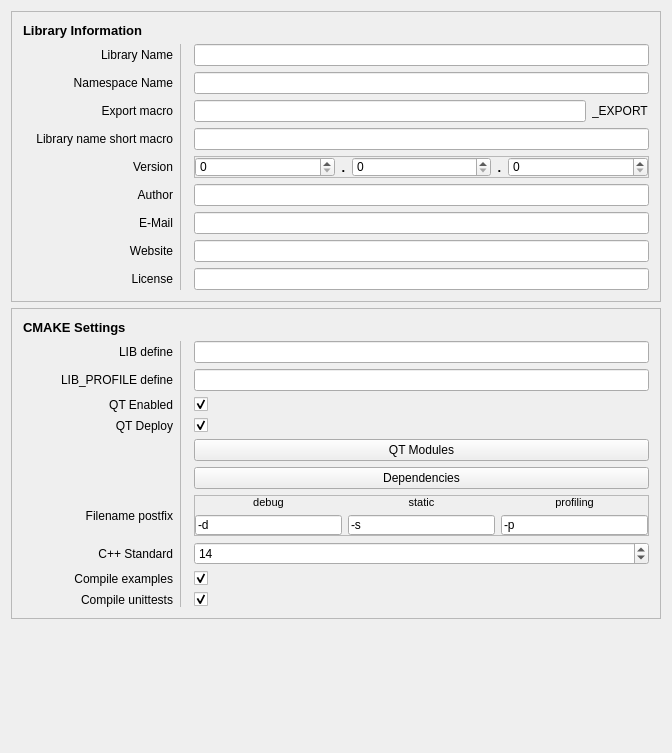
KROIA/CmakeLibCreator, file core/ui/ProjectSettingsDialog.ui: the form before one commit.
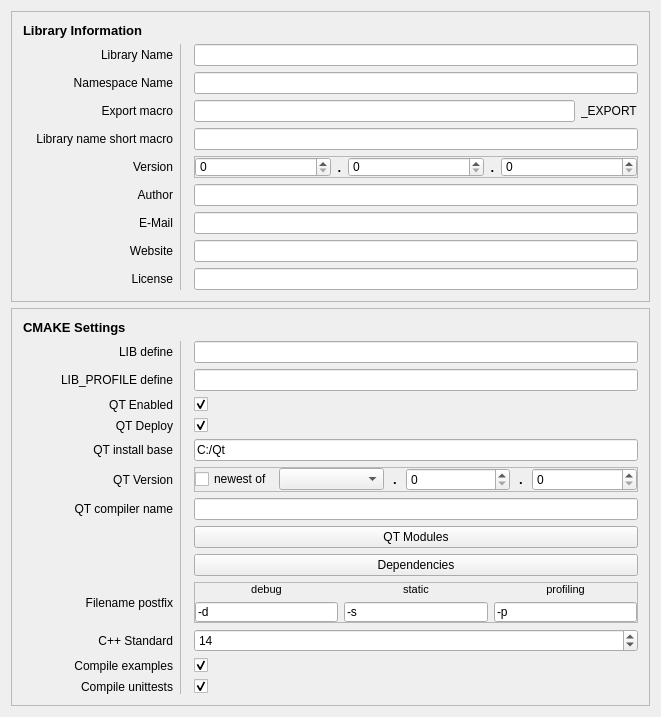
The form after the commit.

Commit message: + QT Version selection

Patch:
```diff
--- a/core/ui/ProjectSettingsDialog.ui
+++ b/core/ui/ProjectSettingsDialog.ui
@@ -6,8 +6,8 @@
    <rect>
     <x>0</x>
     <y>0</y>
-    <width>672</width>
-    <height>753</height>
+    <width>661</width>
+    <height>659</height>
    </rect>
   </property>
   <property name="windowTitle">
@@ -338,91 +338,103 @@
       <number>1</number>
      </property>
      <layout class="QGridLayout" name="gridLayout_2" columnminimumwidth="150,0,0,0">
-      <item row="4" column="0">
-       <widget class="QLabel" name="label_14">
-        <property name="text">
-         <string>QT Deploy</string>
-        </property>
-        <property name="alignment">
-         <set>Qt::AlignRight|Qt::AlignTrailing|Qt::AlignVCenter</set>
-        </property>
-       </widget>
-      </item>
-      <item row="1" column="0">
-       <widget class="QLabel" name="label_11">
-        <property name="text">
-         <string>LIB define</string>
-        </property>
-        <property name="alignment">
-         <set>Qt::AlignRight|Qt::AlignTrailing|Qt::AlignVCenter</set>
-        </property>
-       </widget>
-      </item>
-      <item row="1" column="1" rowspan="10">
-       <widget class="Line" name="line_2">
-        <property name="frameShadow">
-         <enum>QFrame::Raised</enum>
-        </property>
-        <property name="lineWidth">
-         <number>0</number>
-        </property>
-        <property name="midLineWidth">
-         <number>1</number>
-        </property>
-        <property name="orientation">
-         <enum>Qt::Vertical</enum>
-        </property>
-       </widget>
-      </item>
-      <item row="10" column="0">
-       <widget class="QLabel" name="label_21">
-        <property name="text">
-         <string>Compile unittests</string>
-        </property>
-        <property name="alignment">
-         <set>Qt::AlignRight|Qt::AlignTrailing|Qt::AlignVCenter</set>
-        </property>
-       </widget>
-      </item>
-      <item row="1" column="3">
-       <widget class="QLineEdit" name="libDefine_lineEdit">
-        <property name="text">
-         <string/>
-        </property>
-       </widget>
-      </item>
-      <item row="5" column="3">
+      <item row="8" column="3">
        <widget class="QPushButton" name="qtModules_pushButton">
         <property name="text">
          <string>QT Modules</string>
         </property>
        </widget>
       </item>
-      <item row="8" column="0">
-       <widget class="QLabel" name="label_19">
-        <property name="text">
-         <string>C++ Standard</string>
+      <item row="6" column="3">
+       <widget class="QFrame" name="frame">
+        <property name="frameShape">
+         <enum>QFrame::StyledPanel</enum>
         </property>
-        <property name="alignment">
-         <set>Qt::AlignRight|Qt::AlignTrailing|Qt::AlignVCenter</set>
+        <property name="frameShadow">
+         <enum>QFrame::Raised</enum>
         </property>
-       </widget>
-      </item>
-      <item row="8" column="3">
-       <widget class="QSpinBox" name="cxxStandard_spinBox">
-        <property name="value">
-         <number>14</number>
-        </property>
-       </widget>
-      </item>
-      <item row="3" column="3">
-       <widget class="QCheckBox" name="qtEnable_checkBox">
-        <property name="text">
-         <string/>
-        </property>
-        <property name="checked">
-         <bool>true</bool>
-        </property>
+        <layout class="QHBoxLayout" name="horizontalLayout_2" stretch="0,3,3,3,3,3">
+         <property name="leftMargin">
+          <number>0</number>
+         </property>
+         <property name="topMargin">
+          <number>0</number>
+         </property>
+         <property name="rightMargin">
+          <number>0</number>
+         </property>
+         <property name="bottomMargin">
+          <number>0</number>
+         </property>
+         <item>
+          <widget class="QCheckBox" name="qt_useNewestVersion_checkBox">
+           <property name="maximumSize">
+            <size>
+             <width>16777215</width>
+             <height>16777215</height>
+            </size>
+           </property>
+           <property name="text">
+            <string>newest of</string>
+           </property>
+          </widget>
+         </item>
+         <item>
+          <widget class="QComboBox" name="qt_majorVersion_comboBox"/>
+         </item>
+         <item>
+          <widget class="QLabel" name="label_27">
+           <property name="maximumSize">
+            <size>
+             <width>10</width>
+             <height>16777215</height>
+            </size>
+           </property>
+           <property name="font">
+            <font>
+             <pointsize>10</pointsize>
+             <weight>75</weight>
+             <bold>true</bold>
+            </font>
+           </property>
+           <property name="text">
+            <string>.</string>
+           </property>
+           <property name="alignment">
+            <set>Qt::AlignCenter</set>
+           </property>
+          </widget>
+         </item>
+         <item>
+          <widget class="QSpinBox" name="qt_minorVersion_spinBox"/>
+         </item>
+         <item>
+          <widget class="QLabel" name="label_28">
+           <property name="maximumSize">
+            <size>
+             <width>10</width>
+             <height>16777215</height>
+            </size>
+           </property>
+           <property name="font">
+            <font>
+             <pointsize>10</pointsize>
+             <weight>75</weight>
+             <bold>true</bold>
+            </font>
+           </property>
+           <property name="text">
+            <string>.</string>
+           </property>
+           <property name="alignment">
+            <set>Qt::AlignCenter</set>
+           </property>
+          </widget>
+         </item>
+         <item>
+          <widget class="QSpinBox" name="qt_patchVersion_spinBox"/>
+         </item>
+        </layout>
        </widget>
       </item>
       <item row="3" column="0">
@@ -435,7 +447,17 @@
         </property>
        </widget>
       </item>
-      <item row="7" column="3">
+      <item row="4" column="0">
+       <widget class="QLabel" name="label_14">
+        <property name="text">
+         <string>QT Deploy</string>
+        </property>
+        <property name="alignment">
+         <set>Qt::AlignRight|Qt::AlignTrailing|Qt::AlignVCenter</set>
+        </property>
+       </widget>
+      </item>
+      <item row="10" column="3">
        <widget class="QFrame" name="version_frame_2">
         <property name="sizePolicy">
          <sizepolicy hsizetype="Minimum" vsizetype="Minimum">
@@ -561,7 +583,111 @@
         </layout>
        </widget>
       </item>
-      <item row="7" column="0">
+      <item row="13" column="0">
+       <widget class="QLabel" name="label_21">
+        <property name="text">
+         <string>Compile unittests</string>
+        </property>
+        <property name="alignment">
+         <set>Qt::AlignRight|Qt::AlignTrailing|Qt::AlignVCenter</set>
+        </property>
+       </widget>
+      </item>
+      <item row="1" column="0">
+       <widget class="QLabel" name="label_11">
+        <property name="text">
+         <string>LIB define</string>
+        </property>
+        <property name="alignment">
+         <set>Qt::AlignRight|Qt::AlignTrailing|Qt::AlignVCenter</set>
+        </property>
+       </widget>
+      </item>
+      <item row="2" column="3">
+       <widget class="QLineEdit" name="libProfileDefine_lineEdit">
+        <property name="text">
+         <string/>
+        </property>
+       </widget>
+      </item>
+      <item row="12" column="3">
+       <widget class="QCheckBox" name="compileExamples_checkBox">
+        <property name="text">
+         <string/>
+        </property>
+        <property name="checked">
+         <bool>true</bool>
+        </property>
+       </widget>
+      </item>
+      <item row="4" column="3">
+       <widget class="QCheckBox" name="qtDeploy_checkBox">
+        <property name="text">
+         <string/>
+        </property>
+        <property name="checked">
+         <bool>true</bool>
+        </property>
+       </widget>
+      </item>
+      <item row="1" column="1" rowspan="13">
+       <widget class="Line" name="line_2">
+        <property name="frameShadow">
+         <enum>QFrame::Raised</enum>
+        </property>
+        <property name="lineWidth">
+         <number>0</number>
+        </property>
+        <property name="midLineWidth">
+         <number>1</number>
+        </property>
+        <property name="orientation">
+         <enum>Qt::Vertical</enum>
+        </property>
+       </widget>
+      </item>
+      <item row="11" column="0">
+       <widget class="QLabel" name="label_19">
+        <property name="text">
+         <string>C++ Standard</string>
+        </property>
+        <property name="alignment">
+         <set>Qt::AlignRight|Qt::AlignTrailing|Qt::AlignVCenter</set>
+        </property>
+       </widget>
+      </item>
+      <item row="1" column="3">
+       <widget class="QLineEdit" name="libDefine_lineEdit">
+        <property name="text">
+         <string/>
+        </property>
+       </widget>
+      </item>
+      <item row="9" column="3">
+       <widget class="QPushButton" name="dependencies_pushButton">
+        <property name="text">
+         <string>Dependencies</string>
+        </property>
+       </widget>
+      </item>
+      <item row="13" column="3">
+       <widget class="QCheckBox" name="compileUnitTests_checkBox">
+        <property name="text">
+         <string/>
+        </property>
+        <property name="checked">
+         <bool>true</bool>
+        </property>
+       </widget>
+      </item>
+      <item row="11" column="3">
+       <widget class="QSpinBox" name="cxxStandard_spinBox">
+        <property name="value">
+         <number>14</number>
+        </property>
+       </widget>
+      </item>
+      <item row="10" column="0">
        <widget class="QLabel" name="label_15">
         <property name="text">
          <string>Filename postfix</string>
@@ -581,7 +707,44 @@
         </property>
        </widget>
       </item>
-      <item row="9" column="0">
+      <item row="6" column="0">
+       <widget class="QLabel" name="label_26">
+        <property name="text">
+         <string>QT Version</string>
+        </property>
+        <property name="alignment">
+         <set>Qt::AlignRight|Qt::AlignTrailing|Qt::AlignVCenter</set>
+        </property>
+       </widget>
+      </item>
+      <item row="5" column="3">
+       <widget class="QLineEdit" name="qt_installBasePath_lineEdit">
+        <property name="text">
+         <string>C:/Qt</string>
+        </property>
+       </widget>
+      </item>
+      <item row="3" column="3">
+       <widget class="QCheckBox" name="qtEnable_checkBox">
+        <property name="text">
+         <string/>
+        </property>
+        <property name="checked">
+         <bool>true</bool>
+        </property>
+       </widget>
+      </item>
+      <item row="5" column="0">
+       <widget class="QLabel" name="label_29">
+        <property name="text">
+         <string>QT install base</string>
+        </property>
+        <property name="alignment">
+         <set>Qt::AlignRight|Qt::AlignTrailing|Qt::AlignVCenter</set>
+        </property>
+       </widget>
+      </item>
+      <item row="12" column="0">
        <widget class="QLabel" name="label_20">
         <property name="text">
          <string>Compile examples</string>
@@ -591,33 +754,6 @@
         </property>
        </widget>
       </item>
-      <item row="4" column="3">
-       <widget class="QCheckBox" name="qtDeploy_checkBox">
-        <property name="text">
-         <string/>
-        </property>
-        <property name="checked">
-         <bool>true</bool>
-        </property>
-       </widget>
-      </item>
-      <item row="10" column="3">
-       <widget class="QCheckBox" name="compileUnitTests_checkBox">
-        <property name="text">
-         <string/>
-        </property>
-        <property name="checked">
-         <bool>true</bool>
-        </property>
-       </widget>
-      </item>
-      <item row="2" column="3">
-       <widget class="QLineEdit" name="libProfileDefine_lineEdit">
-        <property name="text">
-         <string/>
-        </property>
-       </widget>
-      </item>
       <item row="0" column="0" colspan="4">
        <widget class="QLabel" name="label_10">
         <property name="maximumSize">
@@ -638,22 +774,18 @@
         </property>
        </widget>
       </item>
-      <item row="9" column="3">
-       <widget class="QCheckBox" name="compileExamples_checkBox">
+      <item row="7" column="0">
+       <widget class="QLabel" name="label_30">
         <property name="text">
-         <string/>
+         <string>QT compiler name</string>
         </property>
-        <property name="checked">
-         <bool>true</bool>
+        <property name="alignment">
+         <set>Qt::AlignRight|Qt::AlignTrailing|Qt::AlignVCenter</set>
         </property>
        </widget>
       </item>
-      <item row="6" column="3">
-       <widget class="QPushButton" name="dependencies_pushButton">
-        <property name="text">
-         <string>Dependencies</string>
-        </property>
-       </widget>
+      <item row="7" column="3">
+       <widget class="QLineEdit" name="qt_compilerName_lineEdit"/>
       </item>
      </layout>
     </widget>
```
The commit also changes 10 other files.
